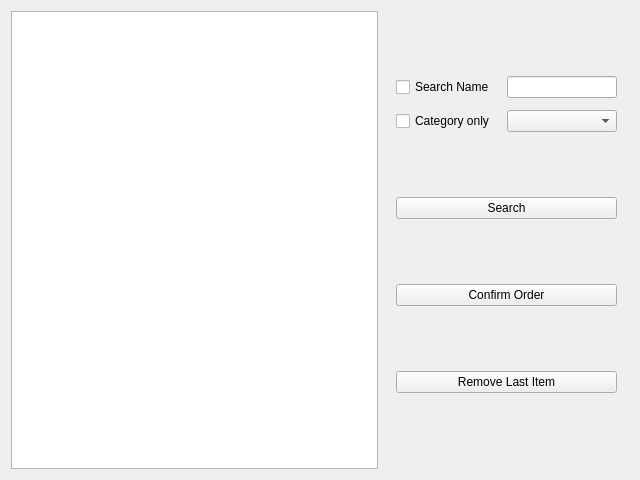
Qt form outboundwidget.ui (ramugarkini/Cafe-Sales) before a commit.
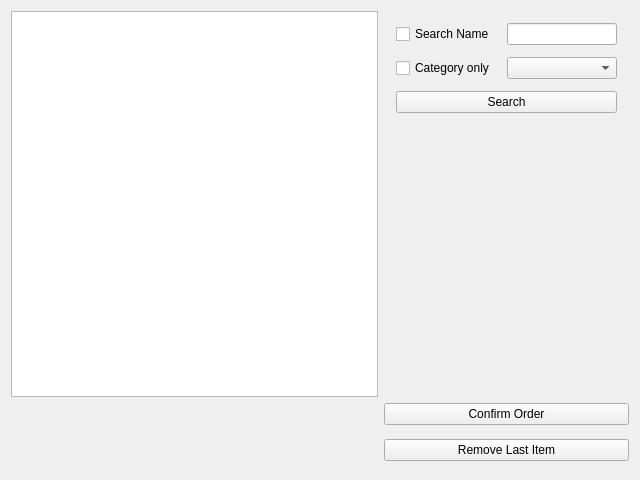
The same form after that commit.

What changed in the file:
```diff
--- a/outboundwidget.ui
+++ b/outboundwidget.ui
@@ -63,29 +63,28 @@
        </property>
       </widget>
      </item>
-     <item>
-      <widget class="QPushButton" name="pushButtonOutbound">
-       <property name="text">
-        <string>Confirm Order</string>
-       </property>
-      </widget>
-     </item>
-     <item>
-      <widget class="QPushButton" name="pushButtonOutboundRemoveLast">
-       <property name="text">
-        <string>Remove Last Item</string>
-       </property>
-      </widget>
-     </item>
      <item>
       <spacer name="spacer">
        <property name="orientation">
         <enum>Qt::Vertical</enum>
        </property>
+       <property name="sizeHint" stdset="0">
+        <size>
+         <width>0</width>
+         <height>0</height>
+        </size>
+       </property>
       </spacer>
      </item>
     </layout>
    </item>
+   <item row="3" column="1">
+    <widget class="QPushButton" name="pushButtonOutbound">
+     <property name="text">
+      <string>Confirm Order</string>
+     </property>
+    </widget>
+   </item>
    <item row="1" column="0">
     <widget class="QTableView" name="tableViewOutbound">
      <property name="editTriggers">
@@ -93,6 +92,76 @@
      </property>
     </widget>
    </item>
+   <item row="4" column="1">
+    <widget class="QPushButton" name="pushButtonOutboundRemoveLast">
+     <property name="text">
+      <string>Remove Last Item</string>
+     </property>
+    </widget>
+   </item>
+   <item row="4" column="0">
+    <layout class="QVBoxLayout">
+     <property name="spacing">
+      <number>12</number>
+     </property>
+     <property name="leftMargin">
+      <number>12</number>
+     </property>
+     <property name="topMargin">
+      <number>12</number>
+     </property>
+     <property name="rightMargin">
+      <number>12</number>
+     </property>
+     <property name="bottomMargin">
+      <number>12</number>
+     </property>
+     <item>
+      <layout class="QGridLayout" name="gridLayoutF">
+       <item row="1" column="1">
+        <widget class="QLabel" name="labelOrderTotalQtyL">
+         <property name="text">
+          <string/>
+         </property>
+         <property name="alignment">
+          <set>Qt::AlignRight|Qt::AlignTrailing|Qt::AlignVCenter</set>
+         </property>
+        </widget>
+       </item>
+       <item row="1" column="2">
+        <widget class="QLabel" name="labelOrderTotalQty">
+         <property name="text">
+          <string/>
+         </property>
+         <property name="alignment">
+          <set>Qt::AlignLeading|Qt::AlignLeft|Qt::AlignVCenter</set>
+         </property>
+        </widget>
+       </item>
+       <item row="1" column="3">
+        <widget class="QLabel" name="labelOrderTotalPriceL">
+         <property name="text">
+          <string/>
+         </property>
+         <property name="alignment">
+          <set>Qt::AlignRight|Qt::AlignTrailing|Qt::AlignVCenter</set>
+         </property>
+        </widget>
+       </item>
+       <item row="1" column="4">
+        <widget class="QLabel" name="labelOrderTotalPrice">
+         <property name="text">
+          <string/>
+         </property>
+         <property name="alignment">
+          <set>Qt::AlignLeading|Qt::AlignLeft|Qt::AlignVCenter</set>
+         </property>
+        </widget>
+       </item>
+      </layout>
+     </item>
+    </layout>
+   </item>
   </layout>
  </widget>
  <resources/>
```
